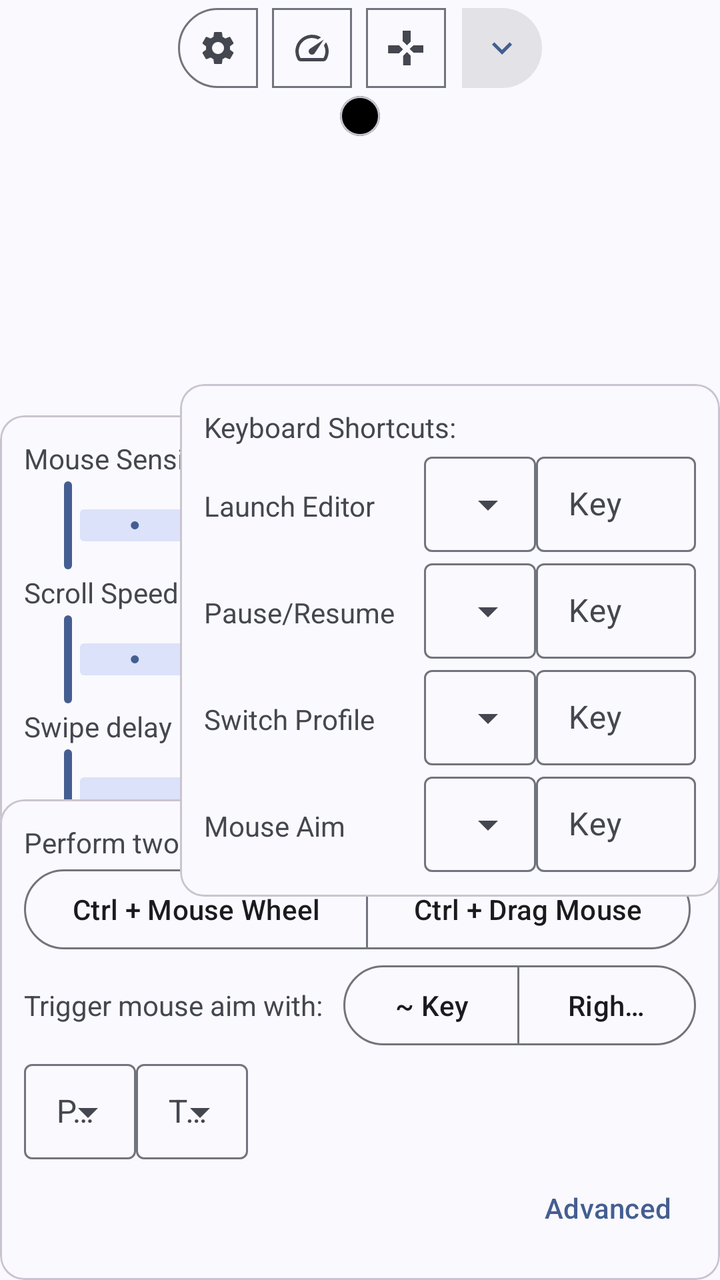
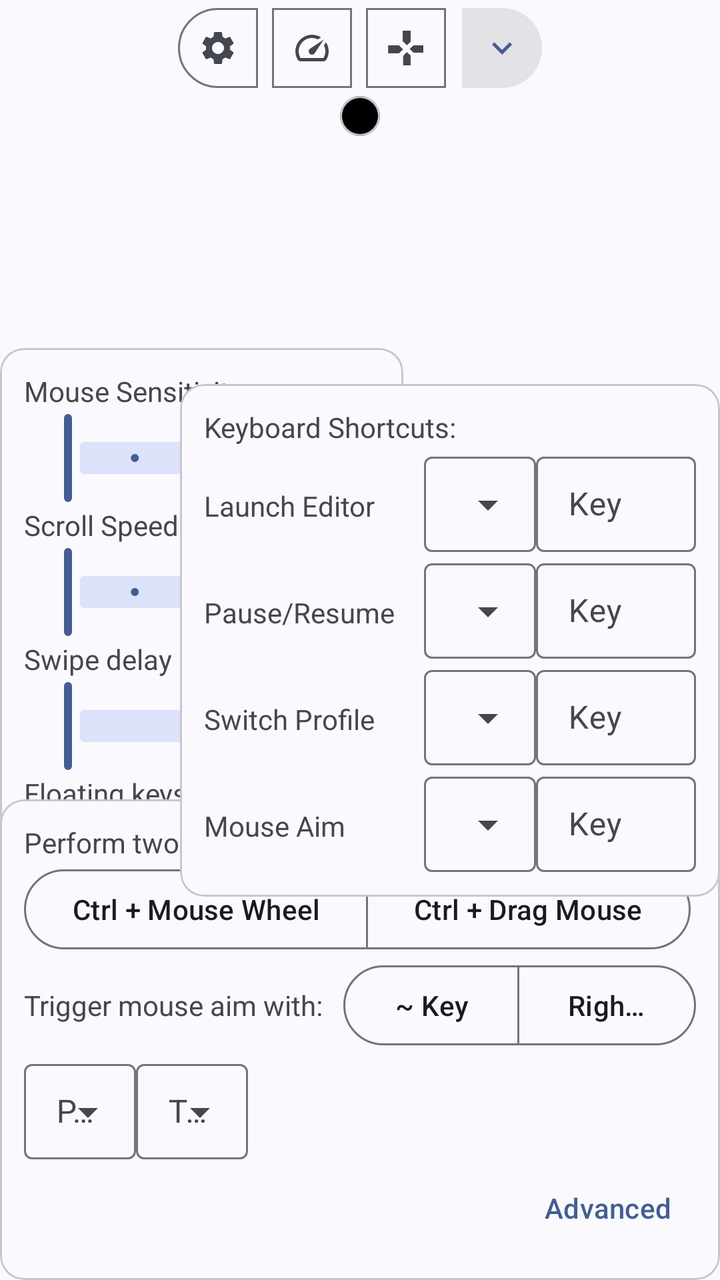

The first picture is an Android layout as it rendered before a commit; the second is the same layout after the commit. The layout source and the unified diff follow.
<!-- AndroidManifest.xml: application theme Theme.XtMapper -->
<!-- res/layout/keymap_editor_layout.xml -->
<?xml version="1.0" encoding="utf-8"?>
<androidx.constraintlayout.widget.ConstraintLayout xmlns:android="http://schemas.android.com/apk/res/android"
    android:layout_width="match_parent"
    android:layout_height="match_parent"
    xmlns:app="http://schemas.android.com/apk/res-auto"
    android:animateLayoutChanges="true">

    <FrameLayout
        android:id="@+id/keyContainer"
        android:layout_width="match_parent"
        android:layout_height="match_parent">

    </FrameLayout>

    <com.google.android.material.card.MaterialCardView
        android:layout_width="wrap_content"
        android:layout_height="wrap_content"
        app:contentPadding="10dp"
        app:layout_constraintEnd_toEndOf="parent"
        app:layout_constraintStart_toStartOf="parent"
        app:layout_constraintTop_toBottomOf="@id/toggleButtonGroup"
        android:id="@+id/catalog"
        app:cardBackgroundColor="@color/black"
        app:cardCornerRadius="40dp">
        <androidx.constraintlayout.widget.ConstraintLayout
            android:layout_width="wrap_content"
            android:layout_height="match_parent">

            <LinearLayout
                android:id="@+id/L1"
                android:layout_width="wrap_content"
                android:layout_height="wrap_content"
                android:orientation="vertical"
                app:layout_constraintLeft_toLeftOf="parent"
                app:layout_constraintRight_toLeftOf="@id/L2"
                app:layout_constraintTop_toTopOf="parent">
            </LinearLayout>

            <LinearLayout
                android:id="@+id/L2"
                android:layout_width="wrap_content"
                android:layout_height="wrap_content"
                android:orientation="vertical"
                app:layout_constraintLeft_toRightOf="@id/L1"
                app:layout_constraintRight_toLeftOf="@id/L3"
                app:layout_constraintTop_toTopOf="parent">

            </LinearLayout>

            <LinearLayout
                android:id="@+id/L3"
                android:layout_width="wrap_content"
                android:layout_height="wrap_content"
                android:orientation="vertical"
                app:layout_constraintRight_toRightOf="parent"
                app:layout_constraintLeft_toRightOf="@id/L2"
                app:layout_constraintTop_toTopOf="parent">

            </LinearLayout>
        </androidx.constraintlayout.widget.ConstraintLayout>
    </com.google.android.material.card.MaterialCardView>


    <com.google.android.material.button.MaterialButtonToggleGroup
        android:id="@+id/toggleButtonGroup"
        android:layout_width="wrap_content"
        android:layout_height="wrap_content"
        app:layout_constraintEnd_toEndOf="parent"
        app:layout_constraintStart_toStartOf="parent"
        app:layout_constraintTop_toTopOf="parent">

        <com.google.android.material.button.MaterialButton
            android:id="@+id/button_misc"
            style="?attr/materialIconButtonOutlinedStyle"
            android:layout_width="wrap_content"
            android:layout_height="wrap_content"
            app:icon="@drawable/ic_baseline_settings_24"
            />

        <com.google.android.material.button.MaterialButton
            android:id="@+id/button_sliders"
            style="?attr/materialIconButtonOutlinedStyle"
            android:layout_width="wrap_content"
            android:layout_height="wrap_content"
            app:icon="@drawable/ic_baseline_speed_24" />

        <com.google.android.material.button.MaterialButton
            android:id="@+id/button_shortcuts"
            style="?attr/materialIconButtonOutlinedStyle"
            android:layout_width="wrap_content"
            android:layout_height="wrap_content"
            app:icon="@drawable/dpad" />
        <com.google.android.material.button.MaterialButton
            android:id="@+id/button_add"
            style="?attr/materialIconButtonFilledStyle"
            android:layout_width="wrap_content"
            android:layout_height="wrap_content"
            app:icon="@drawable/ic_baseline_keyboard_arrow_down_24" />

    </com.google.android.material.button.MaterialButtonToggleGroup>

    <com.google.android.material.card.MaterialCardView
        android:layout_width="wrap_content"
        android:layout_height="wrap_content"
        app:contentPadding="12dp"
        style="?attr/materialCardViewStyle"
        android:id="@+id/sliders"
        app:layout_constraintBottom_toBottomOf="parent"
        app:layout_constraintLeft_toLeftOf="parent"
        app:layout_constraintTop_toTopOf="parent">
        <LinearLayout
            android:layout_width="match_parent"
            android:layout_height="match_parent"
            android:orientation="vertical">

            <TextView
                android:layout_width="wrap_content"
                android:layout_height="wrap_content"
                android:text="@string/mouse_sensitivity" />

            <com.google.android.material.slider.Slider
                android:id="@+id/slider_mouse"
                android:layout_width="match_parent"
                android:layout_height="wrap_content"
                android:stepSize="1"
                android:valueFrom="1"
                android:valueTo="5"/>

            <TextView
                android:layout_width="wrap_content"
                android:layout_height="wrap_content"
                android:text="@string/scroll_speed" />

            <com.google.android.material.slider.Slider
                android:id="@+id/slider_scroll_speed"
                android:layout_width="match_parent"
                android:layout_height="wrap_content"
                android:stepSize="1"
                android:valueFrom="1"
                android:valueTo="5"/>

            <TextView
                android:layout_width="wrap_content"
                android:layout_height="wrap_content"
                android:id="@+id/swipe_delay_text"
                android:text="@string/swipe_delay_ms" />

            <com.google.android.material.slider.Slider
                android:id="@+id/slider_swipe_delay"
                android:layout_width="match_parent"
                android:layout_height="wrap_content"
                android:valueFrom="0"
                android:valueTo="500" />

        </LinearLayout>
    </com.google.android.material.card.MaterialCardView>

    <com.google.android.material.card.MaterialCardView
        android:layout_width="wrap_content"
        android:layout_height="wrap_content"
        app:contentPadding="12dp"
        style="?attr/materialCardViewStyle"
        android:id="@+id/misc"
        app:layout_constraintBottom_toBottomOf="parent"
        app:layout_constraintLeft_toLeftOf="parent"
        app:layout_constraintRight_toRightOf="parent">
        <LinearLayout
            android:layout_width="match_parent"
            android:layout_height="wrap_content"
            android:orientation="vertical">

        <TextView
            android:layout_width="match_parent"
            android:layout_height="wrap_content"
            android:text="@string/pinch_to_zoom_gesture_info" />

        <com.google.android.material.button.MaterialButtonToggleGroup
            android:layout_width="wrap_content"
            android:layout_height="wrap_content">

            <com.google.android.material.button.MaterialButton
                android:id="@+id/mouse_wheel_toggle"
                style="?attr/materialButtonOutlinedStyle"
                android:layout_width="wrap_content"
                android:layout_height="wrap_content"
                android:text="@string/mouse_wheel" />

            <com.google.android.material.button.MaterialButton
                android:id="@+id/mouse_drag_toggle"
                style="?attr/materialButtonOutlinedStyle"
                android:layout_width="wrap_content"
                android:layout_height="wrap_content"
                android:text="@string/drag_mouse" />
        </com.google.android.material.button.MaterialButtonToggleGroup>

        <LinearLayout
            android:layout_width="wrap_content"
            android:layout_height="wrap_content"
            android:gravity="center"
            android:orientation="horizontal">
            <TextView
                android:layout_width="match_parent"
                android:layout_height="wrap_content"
                android:layout_marginRight="10dp"
                android:text="@string/trigger_mouse_aim_with" />

            <com.google.android.material.button.MaterialButtonToggleGroup
                android:layout_width="wrap_content"
                android:layout_height="wrap_content">

                <com.google.android.material.button.MaterialButton
                    android:id="@+id/mouse_aim_key_grave"
                    style="?attr/materialButtonOutlinedStyle"
                    android:layout_width="wrap_content"
                    android:layout_height="wrap_content"
                    android:text="@string/key_grave" />

                <com.google.android.material.button.MaterialButton
                    android:id="@+id/mouse_aim_right_click"
                    style="?attr/materialButtonOutlinedStyle"
                    android:layout_width="wrap_content"
                    android:layout_height="wrap_content"
                    android:text="@string/right_click" />

            </com.google.android.material.button.MaterialButtonToggleGroup>
        </LinearLayout>

        <LinearLayout
            android:layout_width="match_parent"
            android:layout_height="wrap_content"
            android:orientation="horizontal">

            <com.google.android.material.textfield.TextInputLayout
                style="@style/Widget.Material3.TextInputLayout.OutlinedBox.Dense.ExposedDropdownMenu"
                android:layout_width="wrap_content"
                android:layout_height="wrap_content"
                android:hint="@string/pointer">

                <com.google.android.material.textfield.MaterialAutoCompleteTextView
                    android:id="@+id/pointer_mode"
                    android:layout_width="match_parent"
                    android:layout_height="wrap_content"
                    android:inputType="none" />

            </com.google.android.material.textfield.TextInputLayout>


            <com.google.android.material.textfield.TextInputLayout
                style="@style/Widget.Material3.TextInputLayout.OutlinedBox.Dense.ExposedDropdownMenu"
                android:layout_width="wrap_content"
                android:layout_height="wrap_content"
                android:hint="@string/touchpad_input">

                <com.google.android.material.textfield.MaterialAutoCompleteTextView
                    android:id="@+id/touchpad_input_mode"
                    android:layout_width="match_parent"
                    android:layout_height="wrap_content"
                    android:inputType="none" />

            </com.google.android.material.textfield.TextInputLayout>

        </LinearLayout>
        <com.google.android.material.button.MaterialButton
            android:layout_width="wrap_content"
            android:layout_height="wrap_content"
            android:layout_gravity="right"
            android:id="@+id/advanced"
            style="@style/Widget.Material3.Button.TextButton"
            android:text="@string/advanced"/>
        </LinearLayout>


    </com.google.android.material.card.MaterialCardView>

    <com.google.android.material.card.MaterialCardView
        android:layout_width="wrap_content"
        android:layout_height="wrap_content"
        app:contentPadding="12dp"
        style="?attr/materialCardViewStyle"
        android:id="@+id/shortcuts"
        app:layout_constraintBottom_toBottomOf="parent"
        app:layout_constraintRight_toRightOf="parent"
        app:layout_constraintTop_toTopOf="parent">
        <LinearLayout
            android:layout_width="wrap_content"
            android:layout_height="wrap_content"
            android:layout_gravity="center"
            android:orientation="vertical">

            <TextView
                android:layout_width="match_parent"
                android:layout_height="wrap_content"
                android:text="@string/keyboard_shortcuts" />

            <LinearLayout
                android:layout_width="match_parent"
                android:layout_height="wrap_content"
                android:orientation="horizontal">

                <TextView
                    android:layout_width="100dp"
                    android:layout_height="wrap_content"
                    android:layout_marginRight="10dp"
                    android:labelFor="@id/launch_editor_modifier"
                    android:text="@string/launch_editor" />

                <com.google.android.material.textfield.TextInputLayout
                    style="@style/Widget.Material3.TextInputLayout.OutlinedBox.Dense.ExposedDropdownMenu"
                    android:layout_width="wrap_content"
                    android:layout_height="wrap_content">

                    <com.google.android.material.textfield.MaterialAutoCompleteTextView
                        android:id="@+id/launch_editor_modifier"
                        android:layout_width="match_parent"
                        android:layout_height="wrap_content"
                        android:inputType="none" />

                </com.google.android.material.textfield.TextInputLayout>

                <com.google.android.material.textfield.TextInputLayout
                    style="@style/Widget.Material3.TextInputLayout.OutlinedBox.Dense"
                    android:layout_width="80dp"
                    android:layout_height="wrap_content"
                    android:hint="@string/key">

                    <com.google.android.material.textfield.TextInputEditText
                        android:id="@+id/launch_editor"
                        android:layout_width="match_parent"
                        android:layout_height="wrap_content"
                        android:inputType="none" />

                </com.google.android.material.textfield.TextInputLayout>

            </LinearLayout>

            <LinearLayout
                android:layout_width="match_parent"
                android:layout_height="wrap_content"
                android:orientation="horizontal">

                <TextView
                    android:layout_width="100dp"
                    android:layout_height="wrap_content"
                    android:layout_marginRight="10dp"
                    android:labelFor="@id/pause_resume_modifier"
                    android:text="@string/pause_resume" />


                <com.google.android.material.textfield.TextInputLayout
                    style="@style/Widget.Material3.TextInputLayout.OutlinedBox.Dense.ExposedDropdownMenu"
                    android:layout_width="wrap_content"
                    android:layout_height="wrap_content">

                    <com.google.android.material.textfield.MaterialAutoCompleteTextView
                        android:id="@+id/pause_resume_modifier"
                        android:layout_width="match_parent"
                        android:layout_height="wrap_content"
                        android:inputType="none" />

                </com.google.android.material.textfield.TextInputLayout>

                <com.google.android.material.textfield.TextInputLayout
                    style="@style/Widget.Material3.TextInputLayout.OutlinedBox.Dense"
                    android:layout_width="80dp"
                    android:layout_height="wrap_content"
                    android:hint="@string/key">

                    <com.google.android.material.textfield.TextInputEditText
                        android:id="@+id/pause_resume"
                        android:layout_width="match_parent"
                        android:layout_height="wrap_content"
                        android:inputType="none" />
                </com.google.android.material.textfield.TextInputLayout>
            </LinearLayout>

            <LinearLayout
                android:layout_width="match_parent"
                android:layout_height="wrap_content"
                android:orientation="horizontal">

                <TextView
                    android:layout_width="100dp"
                    android:layout_height="wrap_content"
                    android:layout_marginRight="10dp"
                    android:text="@string/switch_profile" />


                <com.google.android.material.textfield.TextInputLayout
                    style="@style/Widget.Material3.TextInputLayout.OutlinedBox.Dense.ExposedDropdownMenu"
                    android:layout_width="wrap_content"
                    android:layout_height="wrap_content">

                    <com.google.android.material.textfield.MaterialAutoCompleteTextView
                        android:id="@+id/switch_profile_modifier"
                        android:layout_width="match_parent"
                        android:layout_height="wrap_content"
                        android:inputType="none" />

                </com.google.android.material.textfield.TextInputLayout>

                <com.google.android.material.textfield.TextInputLayout
                    style="@style/Widget.Material3.TextInputLayout.OutlinedBox.Dense"
                    android:layout_width="80dp"
                    android:layout_height="wrap_content"
                    android:hint="@string/key">

                    <com.google.android.material.textfield.TextInputEditText
                        android:id="@+id/switch_profile"
                        android:layout_width="match_parent"
                        android:layout_height="wrap_content"
                        android:inputType="none" />
                </com.google.android.material.textfield.TextInputLayout>
            </LinearLayout>

            <LinearLayout
                android:layout_width="match_parent"
                android:layout_height="wrap_content"
                android:orientation="horizontal">

                <TextView
                    android:layout_width="100dp"
                    android:layout_height="wrap_content"
                    android:layout_marginRight="10dp"
                    android:text="@string/mouse_aim" />

                <com.google.android.material.textfield.TextInputLayout
                    style="@style/Widget.Material3.TextInputLayout.OutlinedBox.Dense.ExposedDropdownMenu"
                    android:layout_width="wrap_content"
                    android:layout_height="wrap_content">

                    <com.google.android.material.textfield.MaterialAutoCompleteTextView
                        android:id="@+id/mouse_aim_action"
                        android:layout_width="match_parent"
                        android:layout_height="wrap_content"
                        android:inputType="none" />

                </com.google.android.material.textfield.TextInputLayout>

                <com.google.android.material.textfield.TextInputLayout
                    style="@style/Widget.Material3.TextInputLayout.OutlinedBox.Dense"
                    android:layout_width="80dp"
                    android:layout_height="wrap_content"
                    android:hint="@string/key">

                    <com.google.android.material.textfield.TextInputEditText
                        android:id="@+id/mouse_aim_key"
                        android:layout_width="match_parent"
                        android:layout_height="wrap_content"
                        android:inputType="none" />

                </com.google.android.material.textfield.TextInputLayout>

            </LinearLayout>

        </LinearLayout>

    </com.google.android.material.card.MaterialCardView>
</androidx.constraintlayout.widget.ConstraintLayout>
<!-- resources referenced by this layout -->
<resources>
  <color name="black">#FF000000</color>
  <!-- drawable dpad: png bitmap (drawable, 9793 bytes) -->
  <!-- drawable ic_baseline_keyboard_arrow_down_24 (drawable) -->
  <vector android:height="60dp" android:tint="#FFFFFF"
      android:viewportHeight="24" android:viewportWidth="24"
      android:width="60dp" xmlns:android="http://schemas.android.com/apk/res/android">
      <path android:fillColor="@android:color/white" android:pathData="M7.41,8.59L12,13.17l4.59,-4.58L18,10l-6,6 -6,-6 1.41,-1.41z"/>
  </vector>
  <!-- drawable ic_baseline_settings_24 (drawable) -->
  <vector android:height="24dp" android:tint="#FFFFFF"
      android:viewportHeight="24" android:viewportWidth="24"
      android:width="24dp" xmlns:android="http://schemas.android.com/apk/res/android">
      <path android:fillColor="@android:color/white" android:pathData="M19.14,12.94c0.04,-0.3 0.06,-0.61 0.06,-0.94c0,-0.32 -0.02,-0.64 -0.07,-0.94l2.03,-1.58c0.18,-0.14 0.23,-0.41 0.12,-0.61l-1.92,-3.32c-0.12,-0.22 -0.37,-0.29 -0.59,-0.22l-2.39,0.96c-0.5,-0.38 -1.03,-0.7 -1.62,-0.94L14.4,2.81c-0.04,-0.24 -0.24,-0.41 -0.48,-0.41h-3.84c-0.24,0 -0.43,0.17 -0.47,0.41L9.25,5.35C8.66,5.59 8.12,5.92 7.63,6.29L5.24,5.33c-0.22,-0.08 -0.47,0 -0.59,0.22L2.74,8.87C2.62,9.08 2.66,9.34 2.86,9.48l2.03,1.58C4.84,11.36 4.8,11.69 4.8,12s0.02,0.64 0.07,0.94l-2.03,1.58c-0.18,0.14 -0.23,0.41 -0.12,0.61l1.92,3.32c0.12,0.22 0.37,0.29 0.59,0.22l2.39,-0.96c0.5,0.38 1.03,0.7 1.62,0.94l0.36,2.54c0.05,0.24 0.24,0.41 0.48,0.41h3.84c0.24,0 0.44,-0.17 0.47,-0.41l0.36,-2.54c0.59,-0.24 1.13,-0.56 1.62,-0.94l2.39,0.96c0.22,0.08 0.47,0 0.59,-0.22l1.92,-3.32c0.12,-0.22 0.07,-0.47 -0.12,-0.61L19.14,12.94zM12,15.6c-1.98,0 -3.6,-1.62 -3.6,-3.6s1.62,-3.6 3.6,-3.6s3.6,1.62 3.6,3.6S13.98,15.6 12,15.6z"/>
  </vector>
  <!-- drawable ic_baseline_speed_24 (drawable) -->
  <vector android:height="24dp" android:tint="#FFFFFF"
      android:viewportHeight="24" android:viewportWidth="24"
      android:width="24dp" xmlns:android="http://schemas.android.com/apk/res/android">
      <path android:fillColor="@android:color/white" android:pathData="M20.38,8.57l-1.23,1.85a8,8 0,0 1,-0.22 7.58L5.07,18A8,8 0,0 1,15.58 6.85l1.85,-1.23A10,10 0,0 0,3.35 19a2,2 0,0 0,1.72 1h13.85a2,2 0,0 0,1.74 -1,10 10,0 0,0 -0.27,-10.44zM10.59,15.41a2,2 0,0 0,2.83 0l5.66,-8.49 -8.49,5.66a2,2 0,0 0,0 2.83z"/>
  </vector>
  <string name="advanced">Advanced</string>
  <string name="drag_mouse">Ctrl + Drag Mouse</string>
  <string name="key">Key</string>
  <string name="key_grave">~ Key</string>
  <string name="keyboard_shortcuts">Keyboard Shortcuts:</string>
  <string name="launch_editor">Launch Editor</string>
  <string name="mouse_aim">Mouse Aim</string>
  <string name="mouse_sensitivity">Mouse Sensitivity</string>
  <string name="mouse_wheel">Ctrl + Mouse Wheel</string>
  <string name="pause_resume">Pause/Resume</string>
  <string name="pinch_to_zoom_gesture_info">Perform two finger gesture with:</string>
  <string name="pointer">Pointer Mode</string>
  <string name="right_click">Right click</string>
  <string name="scroll_speed">Scroll Speed</string>
  <string name="swipe_delay_ms">Swipe delay %d milliseconds</string>
  <string name="switch_profile">Switch Profile</string>
  <string name="touchpad_input">Touchpad Input</string>
  <string name="trigger_mouse_aim_with">Trigger mouse aim with:</string>
  <style name="Theme.XtMapper" parent="Theme.Material3.DynamicColors.DayNight.NoActionBar">
          <item name="android:statusBarColor">?android:colorBackground</item>
      </style>
</resources>

<!-- the commit's change to res/layout/keymap_editor_layout.xml (unified diff, before → after) -->
@@ -152,6 +152,19 @@
                 android:valueFrom="0"
                 android:valueTo="500" />
 
+
+            <TextView
+                android:layout_width="wrap_content"
+                android:layout_height="wrap_content"
+                android:text="@string/floating_keys_size" />
+
+            <com.google.android.material.slider.Slider
+                android:id="@+id/slider_floating_keys_size"
+                android:layout_width="match_parent"
+                android:layout_height="wrap_content"
+                android:valueFrom="0"
+                android:valueTo="1" />
+
         </LinearLayout>
     </com.google.android.material.card.MaterialCardView>
 
<!-- resource entries referenced after the edit -->
@@ -22,6 +22,7 @@
   </vector>
   <string name="advanced">Advanced</string>
   <string name="drag_mouse">Ctrl + Drag Mouse</string>
+  <string name="floating_keys_size">Floating keys size</string>
   <string name="key">Key</string>
   <string name="key_grave">~ Key</string>
   <string name="keyboard_shortcuts">Keyboard Shortcuts:</string>
